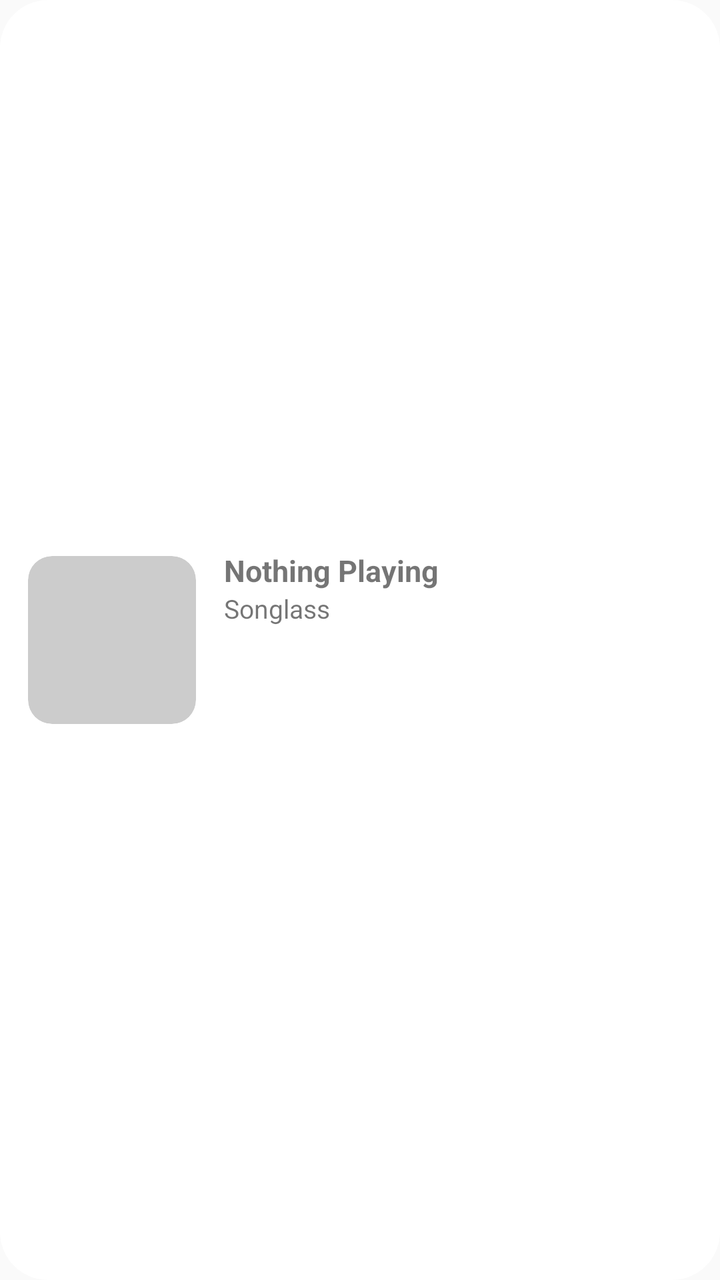
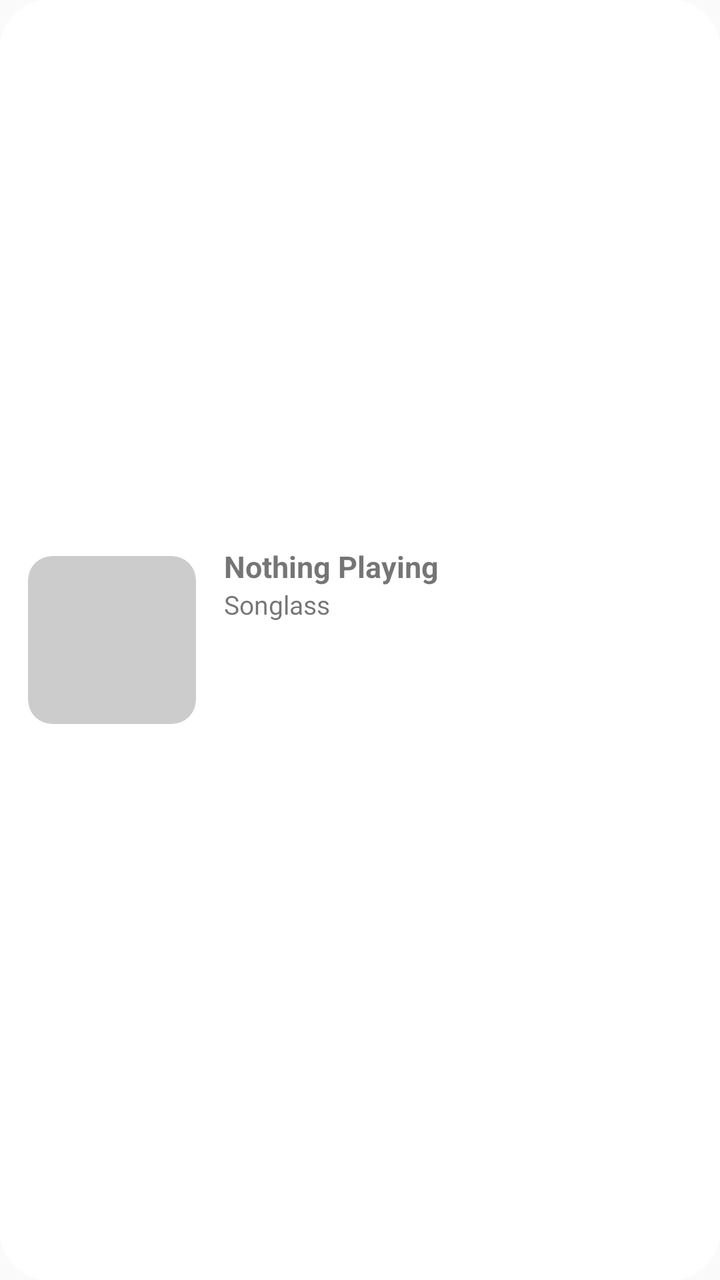

Screens rendered from an Android XML layout before and after an edit, with the pre-edit source and the edit as a unified diff.
<!-- AndroidManifest.xml: application theme Theme.Songlass -->
<!-- res/layout/widget_liquid_wide.xml -->
<?xml version="1.0" encoding="utf-8"?>
<LinearLayout xmlns:android="http://schemas.android.com/apk/res/android"
    android:id="@+id/root"
    android:layout_width="match_parent"
    android:layout_height="match_parent"
    android:background="@drawable/widget_bg_liquid"
    android:gravity="center_vertical"
    android:orientation="horizontal"
    android:padding="14dp">

    <ImageView
        android:id="@+id/cover"
        android:layout_width="84dp"
        android:layout_height="84dp"
        android:background="@drawable/widget_cover_liquid"
        android:clipToOutline="true"
        android:importantForAccessibility="no"
        android:scaleType="centerCrop" />

    <LinearLayout
        android:layout_width="0dp"
        android:layout_height="wrap_content"
        android:layout_marginStart="14dp"
        android:layout_weight="1"
        android:orientation="vertical">

        <TextView
            android:id="@+id/title"
            android:layout_width="match_parent"
            android:layout_height="wrap_content"
            android:ellipsize="end"
            android:maxLines="1"
            android:text="@string/widget_nothing_playing"
            android:textSize="15sp"
            android:textStyle="bold" />

        <TextView
            android:id="@+id/subtitle"
            android:layout_width="match_parent"
            android:layout_height="wrap_content"
            android:ellipsize="end"
            android:maxLines="1"
            android:text="@string/app_name"
            android:textSize="13sp" />

        <LinearLayout
            android:layout_width="wrap_content"
            android:layout_height="wrap_content"
            android:layout_marginTop="8dp"
            android:gravity="center_vertical"
            android:orientation="horizontal">

            <ImageView
                android:id="@+id/previous"
                android:layout_width="40dp"
                android:layout_height="40dp"
                android:contentDescription="@string/widget_previous"
                android:padding="9dp"
                android:src="@drawable/widget_previous" />

            <ImageView
                android:id="@+id/play"
                android:layout_width="44dp"
                android:layout_height="44dp"
                android:layout_marginHorizontal="6dp"
                android:background="@drawable/widget_circle"
                android:contentDescription="@string/widget_play"
                android:padding="11dp"
                android:src="@drawable/widget_play" />

            <ImageView
                android:id="@+id/next"
                android:layout_width="40dp"
                android:layout_height="40dp"
                android:contentDescription="@string/widget_next"
                android:padding="9dp"
                android:src="@drawable/widget_next" />
        </LinearLayout>
    </LinearLayout>
</LinearLayout>
<!-- resources referenced by this layout -->
<resources>
  <!-- drawable widget_bg_liquid (drawable) -->
  <?xml version="1.0" encoding="utf-8"?>
  <shape xmlns:android="http://schemas.android.com/apk/res/android" android:shape="rectangle">
      <corners android:radius="24dp" />
      <solid android:color="#FFFFFFFF" />
  </shape>
  <!-- drawable widget_circle (drawable) -->
  <?xml version="1.0" encoding="utf-8"?>
  <shape xmlns:android="http://schemas.android.com/apk/res/android" android:shape="oval">
      <solid android:color="#FFFFFFFF" />
  </shape>
  <!-- drawable widget_cover_liquid (drawable) -->
  <?xml version="1.0" encoding="utf-8"?>
  <shape xmlns:android="http://schemas.android.com/apk/res/android" android:shape="rectangle">
      <corners android:radius="12dp" />
      <solid android:color="#33000000" />
  </shape>
  <!-- drawable widget_next (drawable) -->
  <vector xmlns:android="http://schemas.android.com/apk/res/android" android:width="24dp" android:height="24dp" android:viewportWidth="24" android:viewportHeight="24">
      <path android:fillColor="#FFFFFFFF" android:pathData="M2.5,5.5L12,12L2.5,18.5ZM12,5.5L21.5,12L12,18.5Z" />
  </vector>
  <!-- drawable widget_play (drawable) -->
  <vector xmlns:android="http://schemas.android.com/apk/res/android" android:width="24dp" android:height="24dp" android:viewportWidth="24" android:viewportHeight="24">
      <path android:fillColor="#FFFFFFFF" android:pathData="M7,4.5L20,12L7,19.5Z" />
  </vector>
  <!-- drawable widget_previous (drawable) -->
  <vector xmlns:android="http://schemas.android.com/apk/res/android" android:width="24dp" android:height="24dp" android:viewportWidth="24" android:viewportHeight="24">
      <path android:fillColor="#FFFFFFFF" android:pathData="M21.5,5.5L12,12L21.5,18.5ZM12,5.5L2.5,12L12,18.5Z" />
  </vector>
  <string name="app_name" translatable="false">Songlass</string>
  <string name="widget_next">Next</string>
  <string name="widget_nothing_playing">Nothing Playing</string>
  <string name="widget_play">Play</string>
  <string name="widget_previous">Previous</string>
  <style name="Theme.Songlass" parent="@android:style/Theme.Material.Light.NoActionBar">
          <item name="android:windowSplashScreenBackground">@android:color/white</item>
          <item name="android:windowSplashScreenAnimatedIcon">@drawable/splash_icon</item>
          <item name="android:windowSplashScreenAnimationDuration">800</item>
      </style>
  <!-- drawable splash_icon: vector/xml drawable (drawable, 21024 chars, omitted) -->
</resources>

<!-- the commit's change to res/layout/widget_liquid_wide.xml (unified diff, before → after) -->
@@ -52,28 +52,28 @@
 
             <ImageView
                 android:id="@+id/previous"
-                android:layout_width="40dp"
-                android:layout_height="40dp"
+                android:layout_width="48dp"
+                android:layout_height="48dp"
                 android:contentDescription="@string/widget_previous"
-                android:padding="9dp"
+                android:padding="13dp"
                 android:src="@drawable/widget_previous" />
 
             <ImageView
                 android:id="@+id/play"
-                android:layout_width="44dp"
-                android:layout_height="44dp"
+                android:layout_width="48dp"
+                android:layout_height="48dp"
                 android:layout_marginHorizontal="6dp"
                 android:background="@drawable/widget_circle"
                 android:contentDescription="@string/widget_play"
-                android:padding="11dp"
+                android:padding="13dp"
                 android:src="@drawable/widget_play" />
 
             <ImageView
                 android:id="@+id/next"
-                android:layout_width="40dp"
-                android:layout_height="40dp"
+                android:layout_width="48dp"
+                android:layout_height="48dp"
                 android:contentDescription="@string/widget_next"
-                android:padding="9dp"
+                android:padding="13dp"
                 android:src="@drawable/widget_next" />
         </LinearLayout>
     </LinearLayout>
